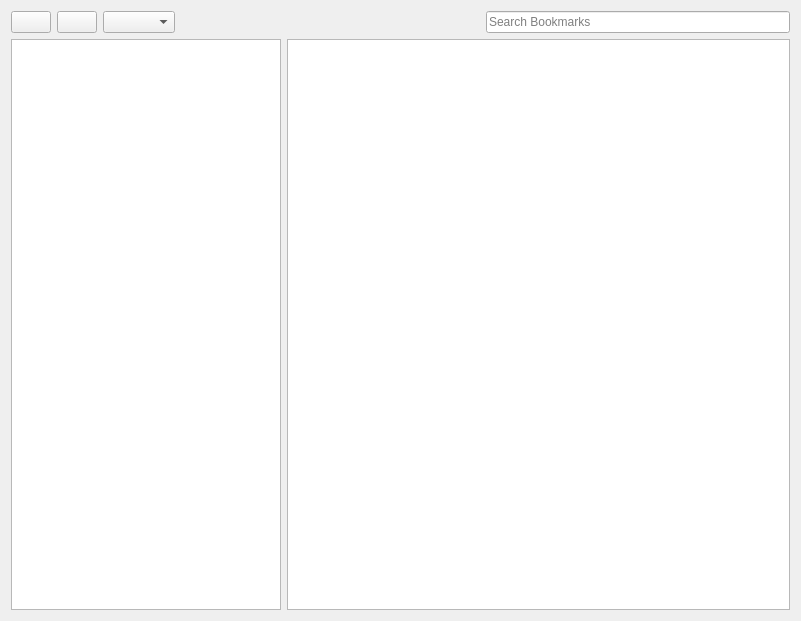
Above: Browser/Bookmarks/bookmarkwidget.ui from LeFroid/Viper-Browser before the change. Below: the same form after it.
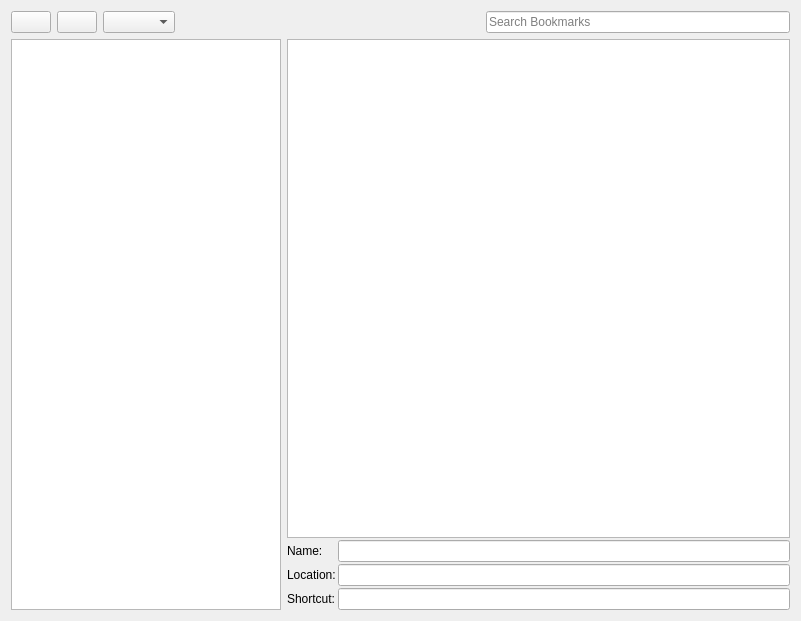
That is the form after the change.

The edit to the form file:
```diff
--- a/Browser/Bookmarks/bookmarkwidget.ui
+++ b/Browser/Bookmarks/bookmarkwidget.ui
@@ -93,6 +93,11 @@
       </widget>
      </item>
      <item>
+      <layout class="QVBoxLayout" name="verticalLayout_2">
+       <property name="spacing">
+        <number>2</number>
+       </property>
+       <item>
       <widget class="QTableView" name="tableView">
        <property name="minimumSize">
         <size>
@@ -125,6 +130,45 @@
         <bool>false</bool>
        </attribute>
       </widget>
+       </item>
+       <item>
+        <layout class="QFormLayout" name="formLayout">
+         <property name="labelAlignment">
+          <set>Qt::AlignLeading|Qt::AlignLeft|Qt::AlignVCenter</set>
+         </property>
+         <item row="0" column="0">
+          <widget class="QLabel" name="labelSelectedName">
+           <property name="text">
+            <string>Name:</string>
+           </property>
+          </widget>
+         </item>
+         <item row="0" column="1">
+          <widget class="QLineEdit" name="lineEditName"/>
+         </item>
+         <item row="1" column="0">
+          <widget class="QLabel" name="labelSelectedLocation">
+           <property name="text">
+            <string>Location:</string>
+           </property>
+          </widget>
+         </item>
+         <item row="1" column="1">
+          <widget class="QLineEdit" name="lineEditLocation"/>
+         </item>
+         <item row="2" column="0">
+          <widget class="QLabel" name="labelSelectedShortcut">
+           <property name="text">
+            <string>Shortcut:</string>
+           </property>
+          </widget>
+         </item>
+         <item row="2" column="1">
+          <widget class="QLineEdit" name="lineEditShortcut"/>
+         </item>
+        </layout>
+       </item>
+      </layout>
      </item>
     </layout>
    </item>
```
Lines whose indentation alone changed are shown as unchanged.
